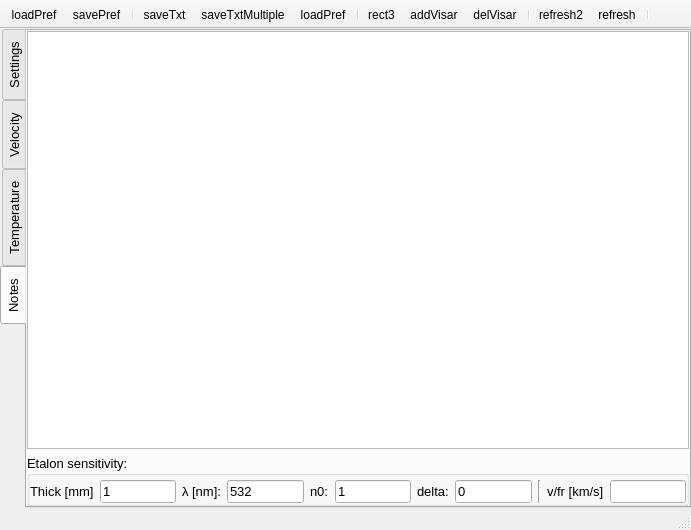
First picture: the form in plugins/Visar/Visar1.ui, repository NeutrinoToolkit/Neutrino, before the edit.
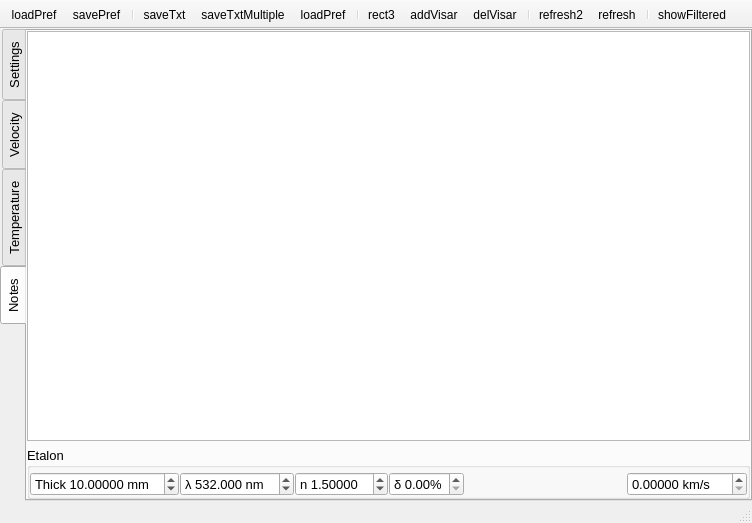
Second picture: the form after the edit. The open tabs and pages were chosen to show the change. Icons and pictures are not drawn. Custom widgets are drawn as their Qt base class.

Commit message: Corrected visar doc and corrected several icon sizes

```diff
--- a/plugins/Visar/Visar1.ui
+++ b/plugins/Visar/Visar1.ui
@@ -6,8 +6,8 @@
    <rect>
     <x>0</x>
     <y>0</y>
-    <width>691</width>
-    <height>530</height>
+    <width>752</width>
+    <height>523</height>
    </rect>
   </property>
   <property name="windowTitle">
@@ -567,7 +567,7 @@
         <item row="1" column="0">
          <widget class="QGroupBox" name="groupBox_5">
           <property name="title">
-           <string>Etalon sensitivity:</string>
+           <string>Etalon</string>
           </property>
           <layout class="QGridLayout" name="gridLayout_3">
            <property name="leftMargin">
@@ -582,142 +582,108 @@
            <property name="bottomMargin">
             <number>0</number>
            </property>
-           <item row="0" column="10">
-            <widget class="QLineEdit" name="etalon_sensitivity">
-             <property name="font">
-              <font>
-               <pointsize>10</pointsize>
-              </font>
-             </property>
-             <property name="readOnly">
-              <bool>true</bool>
-             </property>
-            </widget>
-           </item>
-           <item row="0" column="1">
-            <widget class="QLineEdit" name="etalon_thickness">
-             <property name="font">
-              <font>
-               <pointsize>10</pointsize>
-              </font>
-             </property>
-             <property name="text">
-              <string>1</string>
-             </property>
-             <property name="neutrinoSave" stdset="0">
-              <bool>true</bool>
-             </property>
-            </widget>
-           </item>
-           <item row="0" column="6">
-            <widget class="QLabel" name="label_5">
-             <property name="font">
-              <font>
-               <pointsize>10</pointsize>
-              </font>
-             </property>
-             <property name="text">
-              <string>delta:</string>
-             </property>
-            </widget>
-           </item>
+           <property name="horizontalSpacing">
+            <number>1</number>
+           </property>
            <item row="0" column="5">
-            <widget class="QLineEdit" name="etalon_n0">
-             <property name="font">
-              <font>
-               <pointsize>10</pointsize>
-              </font>
-             </property>
-             <property name="text">
-              <string>1</string>
-             </property>
-             <property name="neutrinoSave" stdset="0">
-              <bool>true</bool>
-             </property>
-            </widget>
-           </item>
-           <item row="0" column="4">
-            <widget class="QLabel" name="label_4">
-             <property name="font">
-              <font>
-               <pointsize>10</pointsize>
-              </font>
-             </property>
-             <property name="text">
-              <string>n0:</string>
-             </property>
-            </widget>
-           </item>
-           <item row="0" column="0">
-            <widget class="QLabel" name="label">
-             <property name="font">
-              <font>
-               <pointsize>10</pointsize>
-              </font>
-             </property>
-             <property name="text">
-              <string>Thick [mm]</string>
-             </property>
-            </widget>
-           </item>
-           <item row="0" column="3">
-            <widget class="QLineEdit" name="etalon_lambda">
-             <property name="font">
-              <font>
-               <pointsize>10</pointsize>
-              </font>
-             </property>
-             <property name="text">
-              <string>532</string>
-             </property>
-             <property name="neutrinoSave" stdset="0">
-              <bool>true</bool>
-             </property>
-            </widget>
-           </item>
-           <item row="0" column="7">
-            <widget class="QLineEdit" name="etalon_delta">
-             <property name="font">
-              <font>
-               <pointsize>10</pointsize>
-              </font>
-             </property>
-             <property name="text">
-              <string>0</string>
-             </property>
-             <property name="neutrinoSave" stdset="0">
-              <bool>true</bool>
-             </property>
-            </widget>
-           </item>
-           <item row="0" column="2">
-            <widget class="QLabel" name="label_2">
-             <property name="font">
-              <font>
-               <pointsize>10</pointsize>
-              </font>
-             </property>
-             <property name="text">
-              <string>λ [nm]:</string>
-             </property>
-            </widget>
-           </item>
-           <item row="0" column="9">
-            <widget class="QLabel" name="label_3">
-             <property name="font">
-              <font>
-               <pointsize>10</pointsize>
-              </font>
-             </property>
-             <property name="text">
-              <string>v/fr [km/s]</string>
-             </property>
-            </widget>
-           </item>
-           <item row="0" column="8">
-            <widget class="Line" name="line">
+            <spacer name="horizontalSpacer_4">
              <property name="orientation">
-              <enum>Qt::Vertical</enum>
+              <enum>Qt::Horizontal</enum>
+             </property>
+             <property name="sizeHint" stdset="0">
+              <size>
+               <width>40</width>
+               <height>20</height>
+              </size>
+             </property>
+            </spacer>
+           </item>
+           <item row="0" column="6">
+            <widget class="QDoubleSpinBox" name="etalon_sensitivity">
+             <property name="suffix">
+              <string> km/s</string>
+             </property>
+             <property name="decimals">
+              <number>5</number>
+             </property>
+             <property name="maximum">
+              <double>999.990000000000009</double>
+             </property>
+            </widget>
+           </item>
+           <item row="0" column="3">
+            <widget class="QDoubleSpinBox" name="etalon_delta">
+             <property name="prefix">
+              <string>δ </string>
+             </property>
+             <property name="suffix">
+              <string>%</string>
+             </property>
+             <property name="decimals">
+              <number>2</number>
+             </property>
+             <property name="maximum">
+              <double>9.990000000000000</double>
+             </property>
+             <property name="singleStep">
+              <double>0.100000000000000</double>
+             </property>
+            </widget>
+           </item>
+           <item row="0" column="2">
+            <widget class="QDoubleSpinBox" name="etalon_n0">
+             <property name="prefix">
+              <string>n </string>
+             </property>
+             <property name="decimals">
+              <number>5</number>
+             </property>
+             <property name="singleStep">
+              <double>0.010000000000000</double>
+             </property>
+             <property name="value">
+              <double>1.500000000000000</double>
+             </property>
+            </widget>
+           </item>
+           <item row="0" column="0">
+            <widget class="QDoubleSpinBox" name="etalon_thickness">
+             <property name="prefix">
+              <string>Thick </string>
+             </property>
+             <property name="suffix">
+              <string> mm</string>
+             </property>
+             <property name="decimals">
+              <number>5</number>
+             </property>
+             <property name="maximum">
+              <double>999.990000000000009</double>
+             </property>
+             <property name="singleStep">
+              <double>0.100000000000000</double>
+             </property>
+             <property name="value">
+              <double>10.000000000000000</double>
+             </property>
+            </widget>
+           </item>
+           <item row="0" column="1">
+            <widget class="QDoubleSpinBox" name="etalon_lambda">
+             <property name="prefix">
+              <string>λ </string>
+             </property>
+             <property name="suffix">
+              <string> nm</string>
+             </property>
+             <property name="decimals">
+              <number>3</number>
+             </property>
+             <property name="maximum">
+              <double>9999.989999999999782</double>
+             </property>
+             <property name="value">
+              <double>532.000000000000000</double>
              </property>
             </widget>
            </item>
@@ -767,6 +733,7 @@
    <addaction name="actionGuess"/>
    <addaction name="actionRefresh"/>
    <addaction name="separator"/>
+   <addaction name="showFiltered"/>
   </widget>
   <action name="actionLoadPref">
    <property name="icon">
```
Left out of the diff: 17 changed lines with no effect on the pictures. The commit also changes 26 other files.
